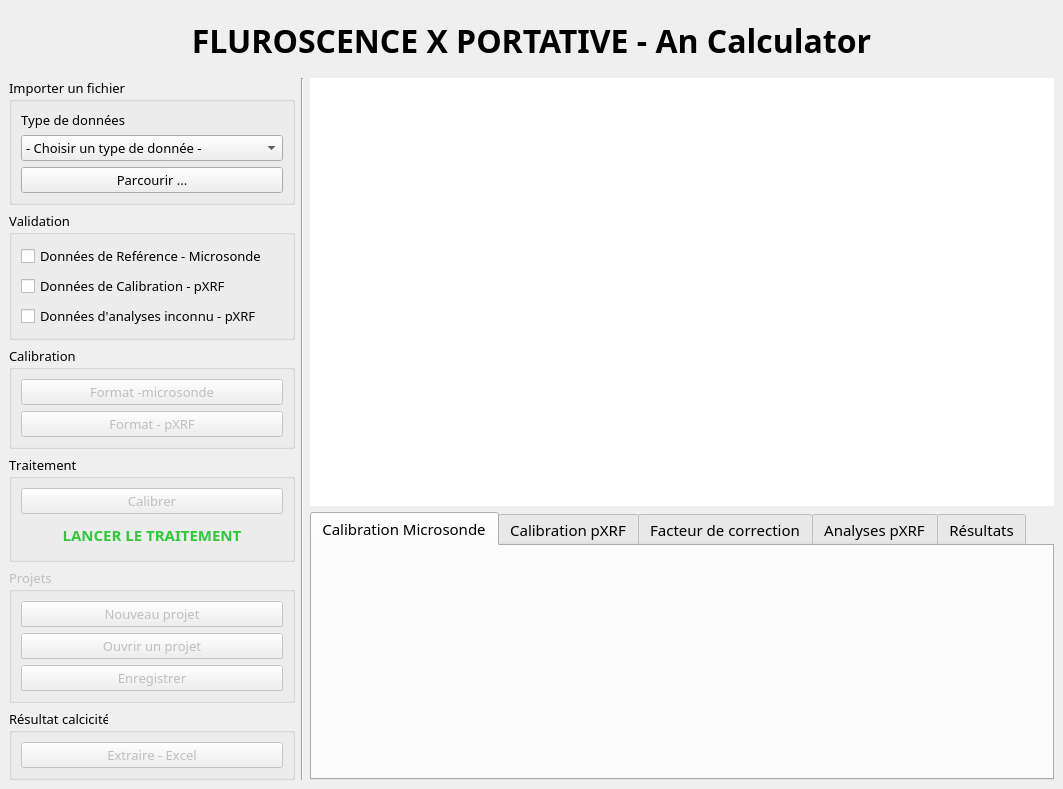
Before: the Qt Designer form ui/interface.ui in Enigmatiic/pXRF_An_Content_Calculator, drawn with Qt 5.
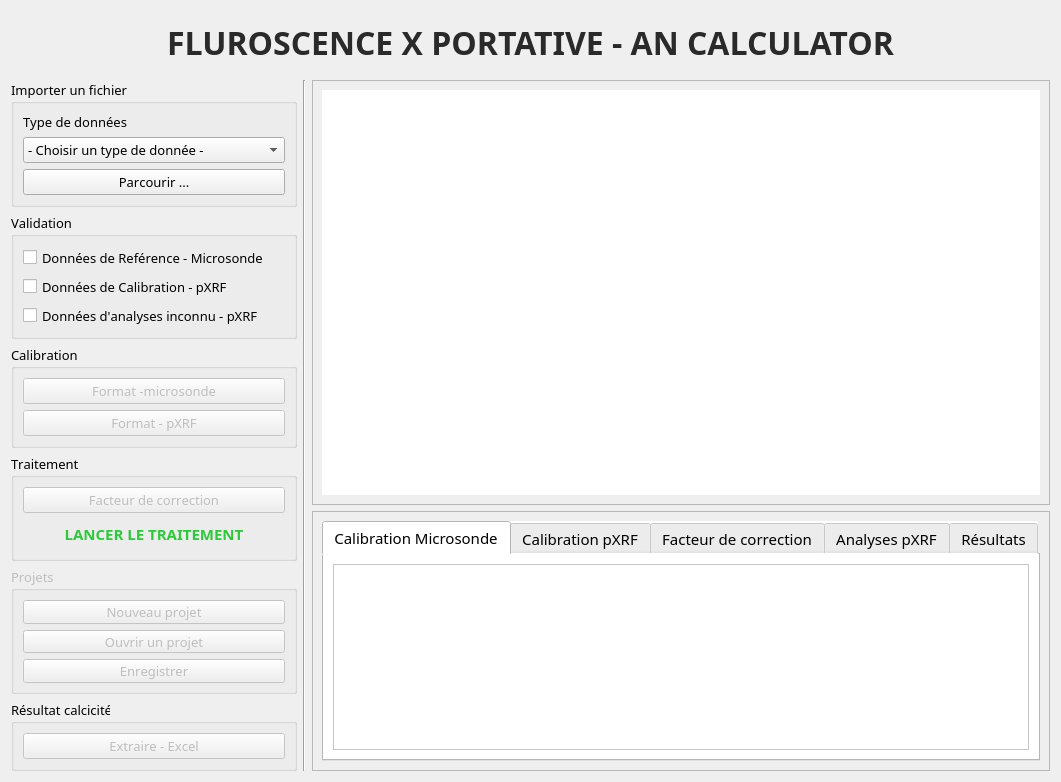
After: the same form once the commit is applied. Icons and pictures are not drawn.

```diff
--- a/ui/interface.ui
+++ b/ui/interface.ui
@@ -1,30 +1,89 @@
 <?xml version="1.0" encoding="UTF-8"?>
 <ui version="4.0">
- <author>itsadn</author>
- <class>interface_</class>
- <widget class="QMainWindow" name="interface_">
-  <property name="enabled">
-   <bool>true</bool>
-  </property>
+ <class>Form</class>
+ <widget class="QWidget" name="Form">
   <property name="geometry">
    <rect>
     <x>0</x>
     <y>0</y>
-    <width>1063</width>
-    <height>786</height>
+    <width>1061</width>
+    <height>782</height>
    </rect>
   </property>
-  <property name="font">
-   <font>
-    <family>Poppins</family>
-    <pointsize>9</pointsize>
-   </font>
+  <property name="minimumSize">
+   <size>
+    <width>1061</width>
+    <height>782</height>
+   </size>
+  </property>
+  <property name="maximumSize">
+   <size>
+    <width>1061</width>
+    <height>782</height>
+   </size>
   </property>
   <property name="windowTitle">
    <string>Calcicité Plagioclase par Fluorescence X Portative</string>
   </property>
-  <widget class="QWidget" name="centralwidget">
-   <layout class="QGridLayout" name="gridLayout">
+  <layout class="QGridLayout" name="gridLayout_4">
+   <item row="3" column="0">
+    <widget class="QGroupBox" name="gb_calibration">
+     <property name="font">
+      <font>
+       <family>Poppins</family>
+       <pointsize>10</pointsize>
+       <stylestrategy>PreferAntialias</stylestrategy>
+       <kerning>false</kerning>
+      </font>
+     </property>
+     <property name="title">
+      <string>Calibration</string>
+     </property>
+     <layout class="QVBoxLayout" name="verticalLayout_9">
+      <item>
+       <widget class="QPushButton" name="pb_formatProbe">
+        <property name="enabled">
+         <bool>false</bool>
+        </property>
+        <property name="cursor">
+         <cursorShape>PointingHandCursor</cursorShape>
+        </property>
+        <property name="text">
+         <string>Format -microsonde</string>
+        </property>
+        <property name="icon">
+         <iconset>
+          <normaloff>img/format.ico</normaloff>img/format.ico</iconset>
+        </property>
+       </widget>
+      </item>
+      <item>
+       <widget class="QPushButton" name="pb_formatPXRF">
+        <property name="enabled">
+         <bool>false</bool>
+        </property>
+        <property name="cursor">
+         <cursorShape>PointingHandCursor</cursorShape>
+        </property>
+        <property name="text">
+         <string>Format - pXRF</string>
+        </property>
+        <property name="icon">
+         <iconset>
+          <normaloff>img/format.ico</normaloff>img/format.ico</iconset>
+        </property>
+       </widget>
+      </item>
+     </layout>
+    </widget>
+   </item>
+   <item row="1" column="1" rowspan="7">
+    <widget class="Line" name="verticalLine_divider">
+     <property name="orientation">
+      <enum>Qt::Vertical</enum>
+     </property>
+    </widget>
+   </item>
     <item row="0" column="0" colspan="3">
      <widget class="QFrame" name="frame_app_title">
       <property name="styleSheet">
@@ -43,12 +102,16 @@
           <font>
            <family>Poppins</family>
            <pointsize>24</pointsize>
-           <weight>75</weight>
+          <italic>false</italic>
            <bold>true</bold>
           </font>
          </property>
+        <property name="styleSheet">
+         <string notr="true">font: 700 24pt &quot;Poppins&quot;;
+color: rgb(42, 42, 42);</string>
+        </property>
          <property name="text">
-          <string>FLUROSCENCE X PORTATIVE - An Calculator</string>
+         <string>FLUROSCENCE X PORTATIVE - AN CALCULATOR</string>
          </property>
          <property name="scaledContents">
           <bool>true</bool>
@@ -61,6 +124,174 @@
       </layout>
      </widget>
     </item>
+   <item row="6" column="0">
+    <widget class="QGroupBox" name="gb_project">
+     <property name="enabled">
+      <bool>false</bool>
+     </property>
+     <property name="font">
+      <font>
+       <family>Poppins</family>
+       <pointsize>10</pointsize>
+       <stylestrategy>PreferAntialias</stylestrategy>
+       <kerning>false</kerning>
+      </font>
+     </property>
+     <property name="title">
+      <string>Projets</string>
+     </property>
+     <layout class="QGridLayout" name="gridLayout_2">
+      <item row="2" column="0">
+       <widget class="QPushButton" name="pb_openProject">
+        <property name="cursor">
+         <cursorShape>ForbiddenCursor</cursorShape>
+        </property>
+        <property name="text">
+         <string>Ouvrir un projet</string>
+        </property>
+       </widget>
+      </item>
+      <item row="3" column="0">
+       <widget class="QPushButton" name="pb_saveProject">
+        <property name="cursor">
+         <cursorShape>ForbiddenCursor</cursorShape>
+        </property>
+        <property name="text">
+         <string>Enregistrer</string>
+        </property>
+       </widget>
+      </item>
+      <item row="0" column="0">
+       <widget class="QPushButton" name="pb_newProject">
+        <property name="cursor">
+         <cursorShape>ForbiddenCursor</cursorShape>
+        </property>
+        <property name="text">
+         <string>Nouveau projet</string>
+        </property>
+       </widget>
+      </item>
+     </layout>
+    </widget>
+   </item>
+   <item row="7" column="0">
+    <widget class="QGroupBox" name="gb_resultCalcicite">
+     <property name="font">
+      <font>
+       <family>Poppins</family>
+       <pointsize>10</pointsize>
+       <stylestrategy>PreferAntialias</stylestrategy>
+       <kerning>false</kerning>
+      </font>
+     </property>
+     <property name="title">
+      <string>Résultat calcicité</string>
+     </property>
+     <layout class="QVBoxLayout" name="verticalLayout_15">
+      <item>
+       <widget class="QPushButton" name="pb_extractResult">
+        <property name="enabled">
+         <bool>false</bool>
+        </property>
+        <property name="cursor">
+         <cursorShape>PointingHandCursor</cursorShape>
+        </property>
+        <property name="text">
+         <string>Extraire - Excel</string>
+        </property>
+        <property name="icon">
+         <iconset>
+          <normaloff>img/save.ico</normaloff>img/save.ico</iconset>
+        </property>
+        <property name="flat">
+         <bool>false</bool>
+        </property>
+       </widget>
+      </item>
+     </layout>
+    </widget>
+   </item>
+   <item row="5" column="2" rowspan="3">
+    <widget class="QFrame" name="frame_2">
+     <property name="styleSheet">
+      <string notr="true">background-color: rgba(217, 217, 217, .4);</string>
+     </property>
+     <property name="frameShape">
+      <enum>QFrame::StyledPanel</enum>
+     </property>
+     <property name="frameShadow">
+      <enum>QFrame::Raised</enum>
+     </property>
+     <layout class="QGridLayout" name="gridLayout_3">
+      <item row="0" column="0">
+       <widget class="QTabWidget" name="tw_tabs">
+        <property name="font">
+         <font>
+          <family>Poppins</family>
+          <pointsize>11</pointsize>
+         </font>
+        </property>
+        <property name="styleSheet">
+         <string notr="true">background-color: rgb(255, 255, 255);</string>
+        </property>
+        <property name="currentIndex">
+         <number>0</number>
+        </property>
+        <widget class="QWidget" name="tab_calibration_probe">
+         <attribute name="title">
+          <string>Calibration Microsonde</string>
+         </attribute>
+         <layout class="QGridLayout" name="gridLayout_6">
+          <item row="0" column="0">
+           <widget class="QTableWidget" name="tableWidget"/>
+          </item>
+         </layout>
+        </widget>
+        <widget class="QWidget" name="tab_calibration_pxrf">
+         <attribute name="title">
+          <string>Calibration pXRF</string>
+         </attribute>
+         <layout class="QGridLayout" name="gridLayout_5">
+          <item row="0" column="0">
+           <widget class="QTableWidget" name="tableWidget_2"/>
+          </item>
+         </layout>
+        </widget>
+        <widget class="QWidget" name="tab_correction_factor">
+         <attribute name="title">
+          <string>Facteur de correction</string>
+         </attribute>
+         <layout class="QGridLayout" name="gridLayout_7">
+          <item row="0" column="0">
+           <widget class="QTableWidget" name="tableWidget_3"/>
+          </item>
+         </layout>
+        </widget>
+        <widget class="QWidget" name="tab_pxrf_analysis">
+         <attribute name="title">
+          <string>Analyses pXRF</string>
+         </attribute>
+         <layout class="QGridLayout" name="gridLayout_8">
+          <item row="0" column="0">
+           <widget class="QTableWidget" name="tableWidget_4"/>
+          </item>
+         </layout>
+        </widget>
+        <widget class="QWidget" name="tab_results">
+         <attribute name="title">
+          <string>Résultats</string>
+         </attribute>
+         <layout class="QGridLayout" name="gridLayout_9">
+          <item row="0" column="0">
+           <widget class="QTableWidget" name="tableWidget_5"/>
+          </item>
+         </layout>
+        </widget>
+       </widget>
+      </item>
+     </layout>
+    </widget>
+   </item>
     <item row="1" column="0">
      <widget class="QGroupBox" name="gb_importFile">
       <property name="font">
@@ -138,23 +369,6 @@
       </layout>
      </widget>
     </item>
-    <item row="1" column="1" rowspan="7">
-     <widget class="Line" name="verticalLine_divider">
-      <property name="orientation">
-       <enum>Qt::Vertical</enum>
-      </property>
-     </widget>
-    </item>
-    <item row="1" column="2" rowspan="4">
-     <widget class="QGraphicsView" name="gv_chart">
-      <property name="cursor" stdset="0">
-       <cursorShape>CrossCursor</cursorShape>
-      </property>
-      <property name="frameShape">
-       <enum>QFrame::NoFrame</enum>
-      </property>
-     </widget>
-    </item>
     <item row="2" column="0">
      <widget class="QGroupBox" name="gb_validation">
       <property name="font">
@@ -223,57 +437,6 @@
       </layout>
      </widget>
     </item>
-    <item row="3" column="0">
-     <widget class="QGroupBox" name="gb_calibration">
-      <property name="font">
-       <font>
-        <family>Poppins</family>
-        <pointsize>10</pointsize>
-        <stylestrategy>PreferAntialias</stylestrategy>
-        <kerning>false</kerning>
-       </font>
-      </property>
-      <property name="title">
-       <string>Calibration</string>
-      </property>
-      <layout class="QVBoxLayout" name="verticalLayout_9">
-       <item>
-        <widget class="QPushButton" name="pb_formatProbe">
-         <property name="enabled">
-          <bool>false</bool>
-         </property>
-         <property name="cursor">
-          <cursorShape>PointingHandCursor</cursorShape>
-         </property>
-         <property name="text">
-          <string>Format -microsonde</string>
-         </property>
-         <property name="icon">
-          <iconset>
-           <normaloff>img/format.ico</normaloff>img/format.ico</iconset>
-         </property>
-        </widget>
-       </item>
-       <item>
-        <widget class="QPushButton" name="pb_formatPXRF">
-         <property name="enabled">
-          <bool>false</bool>
-         </property>
-         <property name="cursor">
-          <cursorShape>PointingHandCursor</cursorShape>
-         </property>
-         <property name="text">
-          <string>Format - pXRF</string>
-         </property>
-         <property name="icon">
-          <iconset>
-           <normaloff>img/format.ico</normaloff>img/format.ico</iconset>
-         </property>
-        </widget>
-       </item>
-      </layout>
-     </widget>
-    </item>
     <item row="4" column="0" rowspan="2">
      <widget class="QGroupBox" name="gb_traitment">
       <property name="font">
@@ -297,7 +460,7 @@
           <cursorShape>PointingHandCursor</cursorShape>
          </property>
          <property name="text">
-          <string>Calibrer</string>
+         <string>Facteur de correction</string>
          </property>
          <property name="icon">
           <iconset>
@@ -314,7 +477,6 @@
           <font>
            <family>Poppins</family>
            <pointsize>11</pointsize>
-           <weight>75</weight>
            <bold>true</bold>
            <stylestrategy>PreferAntialias</stylestrategy>
            <kerning>false</kerning>
@@ -345,133 +507,35 @@
       </layout>
      </widget>
     </item>
-    <item row="5" column="2" rowspan="3">
-     <widget class="QTabWidget" name="tw_tabs">
-      <property name="font">
-       <font>
-        <family>Poppins</family>
-        <pointsize>11</pointsize>
-       </font>
-      </property>
-      <property name="currentIndex">
-       <number>0</number>
-      </property>
-      <widget class="QWidget" name="tab_calibration_probe">
-       <attribute name="title">
-        <string>Calibration Microsonde</string>
-       </attribute>
-      </widget>
-      <widget class="QWidget" name="tab_calibration_pxrf">
-       <attribute name="title">
-        <string>Calibration pXRF</string>
-       </attribute>
-      </widget>
-      <widget class="QWidget" name="tab_correction_factor">
-       <attribute name="title">
-        <string>Facteur de correction</string>
-       </attribute>
-      </widget>
-      <widget class="QWidget" name="tab_pxrf_analysis">
-       <attribute name="title">
-        <string>Analyses pXRF</string>
-       </attribute>
-      </widget>
-      <widget class="QWidget" name="tab_results">
-       <attribute name="title">
-        <string>Résultats</string>
-       </attribute>
-      </widget>
-     </widget>
-    </item>
-    <item row="6" column="0">
-     <widget class="QGroupBox" name="gb_project">
-      <property name="enabled">
-       <bool>false</bool>
-      </property>
-      <property name="font">
-       <font>
-        <family>Poppins</family>
-        <pointsize>10</pointsize>
-        <stylestrategy>PreferAntialias</stylestrategy>
-        <kerning>false</kerning>
-       </font>
-      </property>
-      <property name="title">
-       <string>Projets</string>
-      </property>
-      <layout class="QGridLayout" name="gridLayout_2">
-       <item row="2" column="0">
-        <widget class="QPushButton" name="pb_openProject">
-         <property name="cursor">
-          <cursorShape>ForbiddenCursor</cursorShape>
-         </property>
-         <property name="text">
-          <string>Ouvrir un projet</string>
-         </property>
-        </widget>
-       </item>
-       <item row="3" column="0">
-        <widget class="QPushButton" name="pb_saveProject">
-         <property name="cursor">
-          <cursorShape>ForbiddenCursor</cursorShape>
-         </property>
-         <property name="text">
-          <string>Enregistrer</string>
-         </property>
-        </widget>
-       </item>
+   <item row="1" column="2" rowspan="4">
+    <widget class="QFrame" name="frame">
+     <property name="styleSheet">
+      <string notr="true">background-color: rgba(217, 217, 217, .4);</string>
+     </property>
+     <property name="frameShape">
+      <enum>QFrame::StyledPanel</enum>
+     </property>
+     <property name="frameShadow">
+      <enum>QFrame::Raised</enum>
+     </property>
+     <layout class="QGridLayout" name="gridLayout">
        <item row="0" column="0">
-        <widget class="QPushButton" name="pb_newProject">
-         <property name="cursor">
-          <cursorShape>ForbiddenCursor</cursorShape>
-         </property>
-         <property name="text">
-          <string>Nouveau projet</string>
-         </property>
-        </widget>
-       </item>
-      </layout>
-     </widget>
-    </item>
-    <item row="7" column="0">
-     <widget class="QGroupBox" name="gb_resultCalcicite">
-      <property name="font">
-       <font>
-        <family>Poppins</family>
-        <pointsize>10</pointsize>
-        <stylestrategy>PreferAntialias</stylestrategy>
-        <kerning>false</kerning>
-       </font>
-      </property>
-      <property name="title">
-       <string>Résultat calcicité</string>
-      </property>
-      <layout class="QVBoxLayout" name="verticalLayout_15">
-       <item>
-        <widget class="QPushButton" name="pb_extractResult">
-         <property name="enabled">
-          <bool>false</bool>
-         </property>
-         <property name="cursor">
-          <cursorShape>PointingHandCursor</cursorShape>
-         </property>
-         <property name="text">
-          <string>Extraire - Excel</string>
-         </property>
-         <property name="icon">
-          <iconset>
-           <normaloff>img/save.ico</normaloff>img/save.ico</iconset>
-         </property>
-         <property name="flat">
-          <bool>false</bool>
-         </property>
+       <widget class="QGraphicsView" name="gv_chart">
+        <property name="cursor" stdset="0">
+         <cursorShape>CrossCursor</cursorShape>
+        </property>
+        <property name="styleSheet">
+         <string notr="true">background-color: rgb(255, 255, 255);</string>
+        </property>
+        <property name="frameShape">
+         <enum>QFrame::NoFrame</enum>
+        </property>
         </widget>
        </item>
       </layout>
      </widget>
     </item>
    </layout>
-  </widget>
  </widget>
  <resources/>
  <connections/>
```
Left out of the diff: 2 changed lines with no effect on the pictures. Lines whose indentation alone changed are shown as unchanged.
